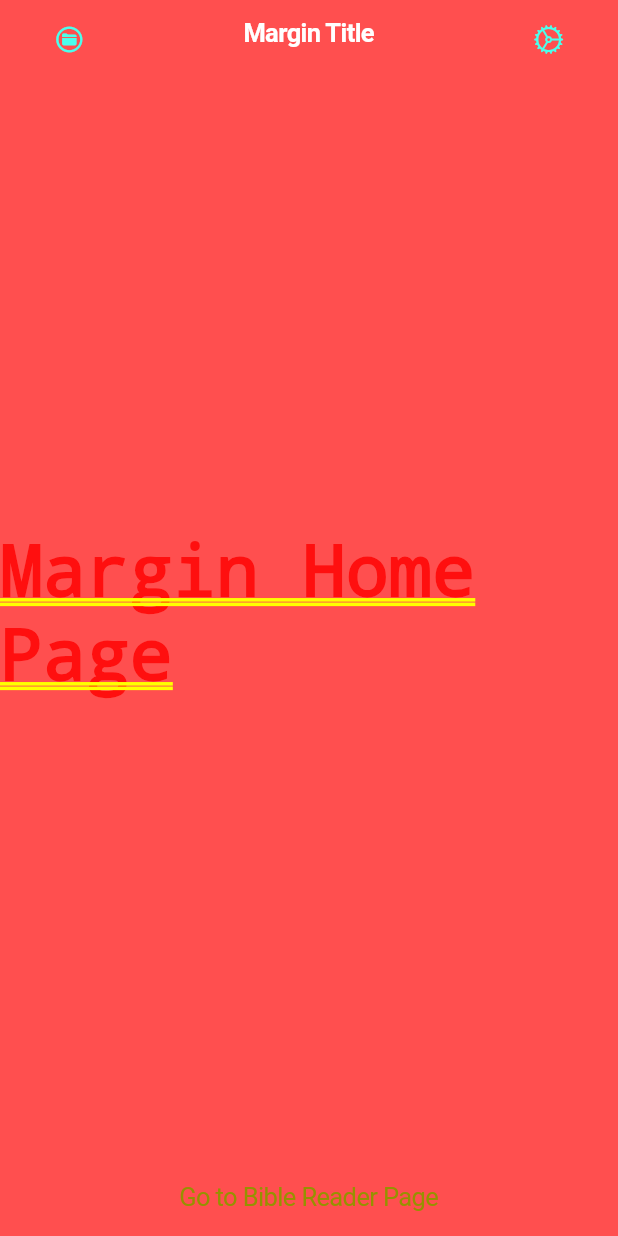
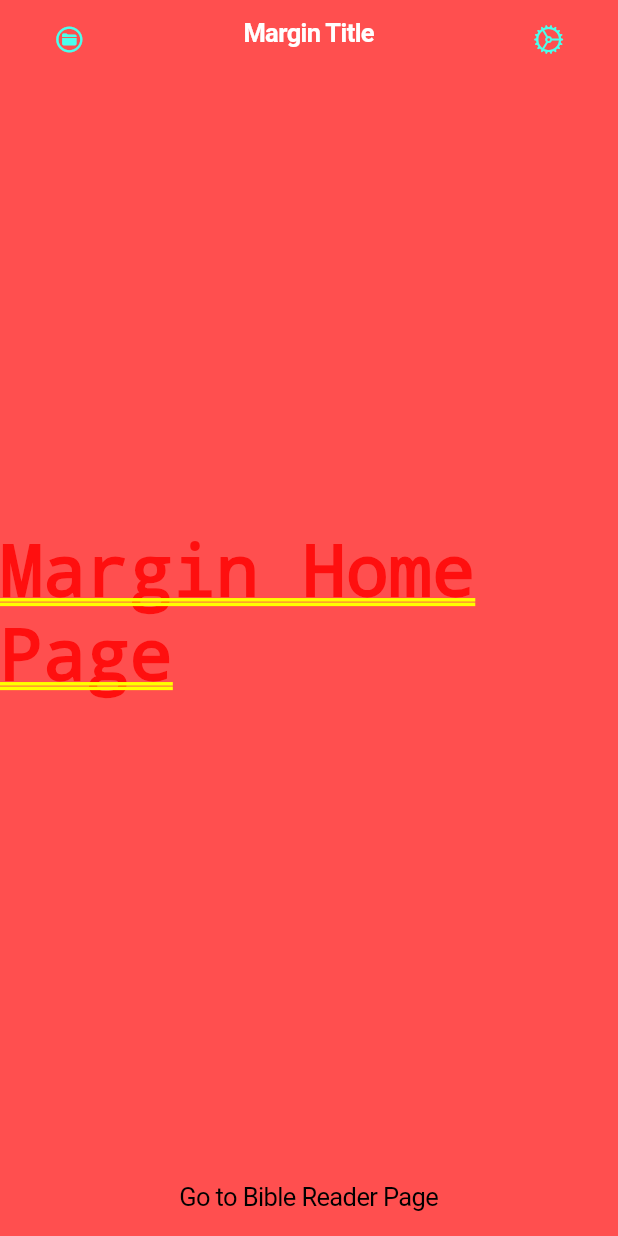
Before and after one commit to BereanBible/BereanBibleFlutter, a Flutter app: the screen it shows after launch, on a phone screen of 412 x 824 dp. Run offline on Flutter 3.47's test engine with Material 3 defaults, Android fonts, the phone set to English and light mode, and no system bars; our stand-ins replace responsive_builder; missing offline and left inert: dart:js.

Commit message:
Laptop backup before wipe

```diff
--- a/berean_bible_app/lib/classes/BereanThemes.dart
+++ b/berean_bible_app/lib/classes/BereanThemes.dart
@@ -6,7 +6,7 @@ import 'dart:ui' as ui;
 
 const appColors_main = const ColorScheme(
   brightness: Brightness.dark,
-  primary: Color.fromARGB(255, 150, 145, 0),
+  primary: Color.fromARGB(255, 0, 0, 0),
   onPrimary: Color.fromARGB(255, 75, 255, 237),
   secondary: Color.fromARGB(255, 0, 147, 132),
   onSecondary: Color.fromARGB(255, 114, 75, 255),
--- a/berean_bible_app/lib/widgets/navBarWidgets/NavBar.dart
+++ b/berean_bible_app/lib/widgets/navBarWidgets/NavBar.dart
@@ -1,6 +1,7 @@
 import 'package:berean_bible_app/classes/BibleReference.dart';
 import 'package:berean_bible_app/widgets/navBarWidgets/MarginTitle.dart';
 import 'package:flutter/cupertino.dart';
+import 'package:flutter/material.dart'; // For the text buttons & theme
 import 'package:provider/provider.dart';
 import 'package:responsive_builder/responsive_builder.dart';
 import 'package:berean_bible_app/main.dart';
@@ -35,7 +36,7 @@ class _NavBarState extends State<NavBar> {
             if (sizingInformation.deviceScreenType != DeviceScreenType.desktop) {
               // Main Mobile View
               return CupertinoNavigationBar(
-                backgroundColor: CupertinoTheme.of(context).barBackgroundColor,
+                backgroundColor: Theme.of(context).colorScheme.primary,
                 leading: LeftButton(),
                 middle: TopNavBarTitle(),
                 trailing: SettingsButton(),
@@ -43,7 +44,7 @@ class _NavBarState extends State<NavBar> {
             } else {
               // Desktop View
               return CupertinoNavigationBar(
-                backgroundColor: CupertinoTheme.of(context).barBackgroundColor,
+                backgroundColor: Theme.of(context).colorScheme.primary,
                 leading: MarginFolderButton(),
                 middle: Row(
                   children: [MarginTitle(), BibleReferenceNavigatorWrapper()]
@@ -110,7 +111,7 @@ class SettingsButton extends StatelessWidget {
     return CupertinoButton(
       child: Icon(
         CupertinoIcons.settings,
-        color: CupertinoTheme.of(context).primaryContrastingColor
+        color: Theme.of(context).colorScheme.onPrimary
       ),
       onPressed: () {
         print("Settings Button Pressed");
@@ -125,7 +126,7 @@ class MarginFolderButton extends StatelessWidget {
     return CupertinoButton(
       child: Icon(
         CupertinoIcons.folder_circle,
-        color: CupertinoTheme.of(context).primaryContrastingColor,
+        color: Theme.of(context).colorScheme.onPrimary,
       ),
       onPressed: () {
         print("MarginFolderPressed");
@@ -140,7 +141,7 @@ class BibleAaButton extends StatelessWidget {
     return CupertinoButton(
       child: Icon(
         CupertinoIcons.textformat,
-        color: CupertinoTheme.of(context).primaryContrastingColor,
+        color: Theme.of(context).colorScheme.onPrimary,
       ),
       onPressed: () {
         print("BibleAaButton pressed");
```
